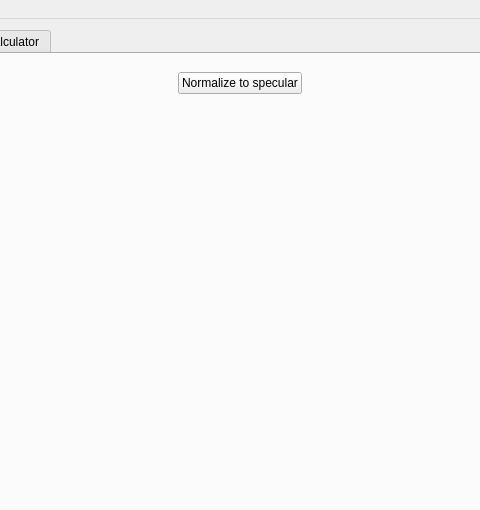
Old version of the form form.ui in the repository sstendahl/KARIN; both pictures show x 284 to 764 and y 0 to 510 of the 1048 by 793 pixel window.
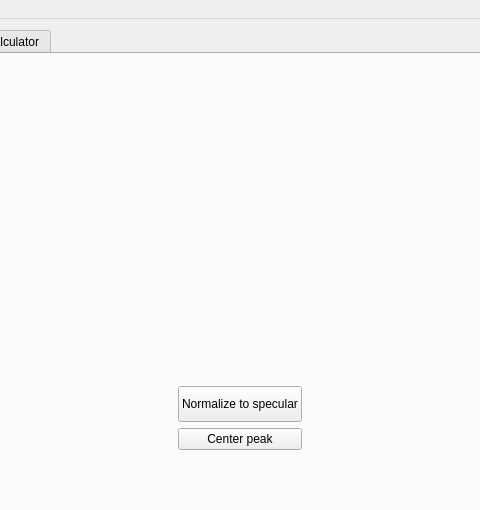
New version of the form. The open tabs and pages were chosen to show the change.

Commit message: Added center peak button + functionality

```diff
--- a/form.ui
+++ b/form.ui
@@ -223,7 +223,9 @@
               </property>
               <widget class="QWidget" name="page_3">
                <layout class="QGridLayout" name="gridLayout_7">
-                <item row="0" column="0" colspan="2" alignment="Qt::AlignLeft|Qt::AlignTop">
+                <item row="1" column="0">
+                 <layout class="QGridLayout" name="gridLayout_8">
+                  <item row="0" column="0">
                  <widget class="QPushButton" name="normalizeToSpec_button">
                   <property name="sizePolicy">
                    <sizepolicy hsizetype="Maximum" vsizetype="Fixed">
@@ -241,6 +243,15 @@
                    <string>Normalize to specular</string>
                   </property>
                  </widget>
+                  </item>
+                  <item row="1" column="0">
+                   <widget class="QPushButton" name="centerPeak_button">
+                    <property name="text">
+                     <string>Center peak</string>
+                    </property>
+                   </widget>
+                  </item>
+                 </layout>
                 </item>
                </layout>
               </widget>
```
Left out of the diff: 2 changed lines with no effect on the pictures. Lines whose indentation alone changed are shown as unchanged. The commit also changes 2 other files.
